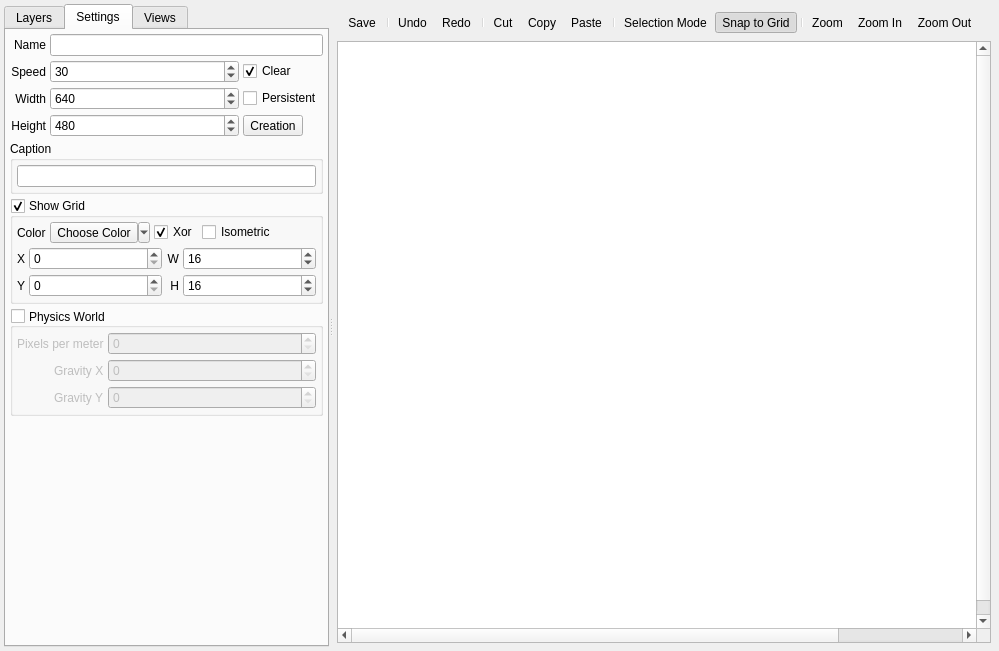
First picture: the form in Editors/RoomEditor.ui, repository enigma-dev/RadialGM, before the edit.
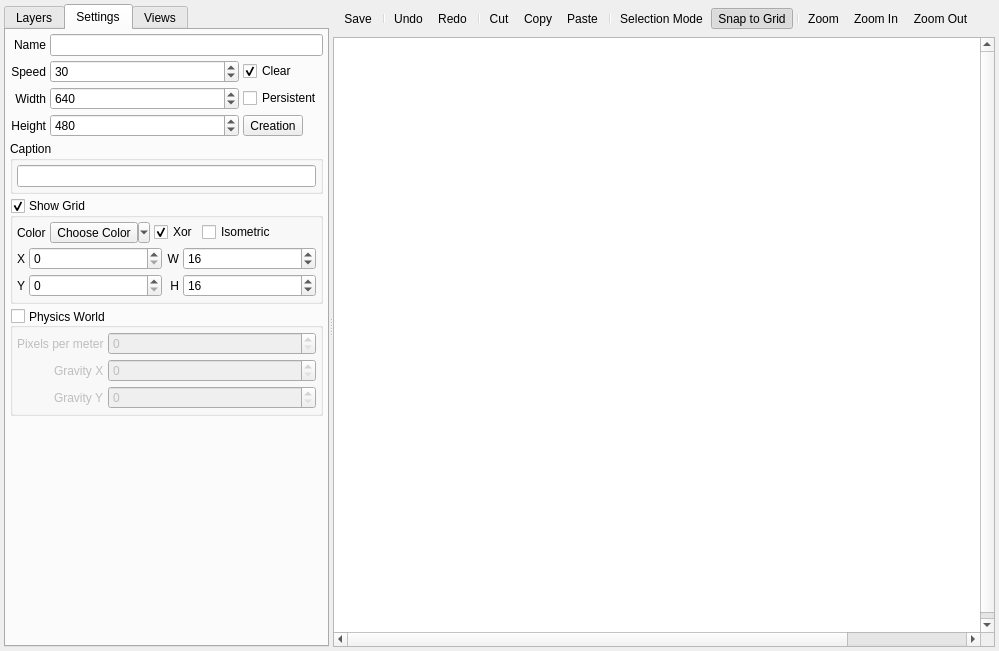
Second picture: the form after the edit. Icons and pictures are not drawn.

Commit message: tweak margins around scene view

```diff
--- a/Editors/RoomEditor.ui
+++ b/Editors/RoomEditor.ui
@@ -1166,16 +1166,16 @@
         <number>4</number>
        </property>
        <property name="leftMargin">
-        <number>4</number>
+        <number>0</number>
        </property>
        <property name="topMargin">
-        <number>4</number>
+        <number>0</number>
        </property>
        <property name="rightMargin">
-        <number>4</number>
+        <number>0</number>
        </property>
        <property name="bottomMargin">
-        <number>4</number>
+        <number>0</number>
        </property>
        <item>
         <widget class="QToolBar" name="mainToolBar">
```
